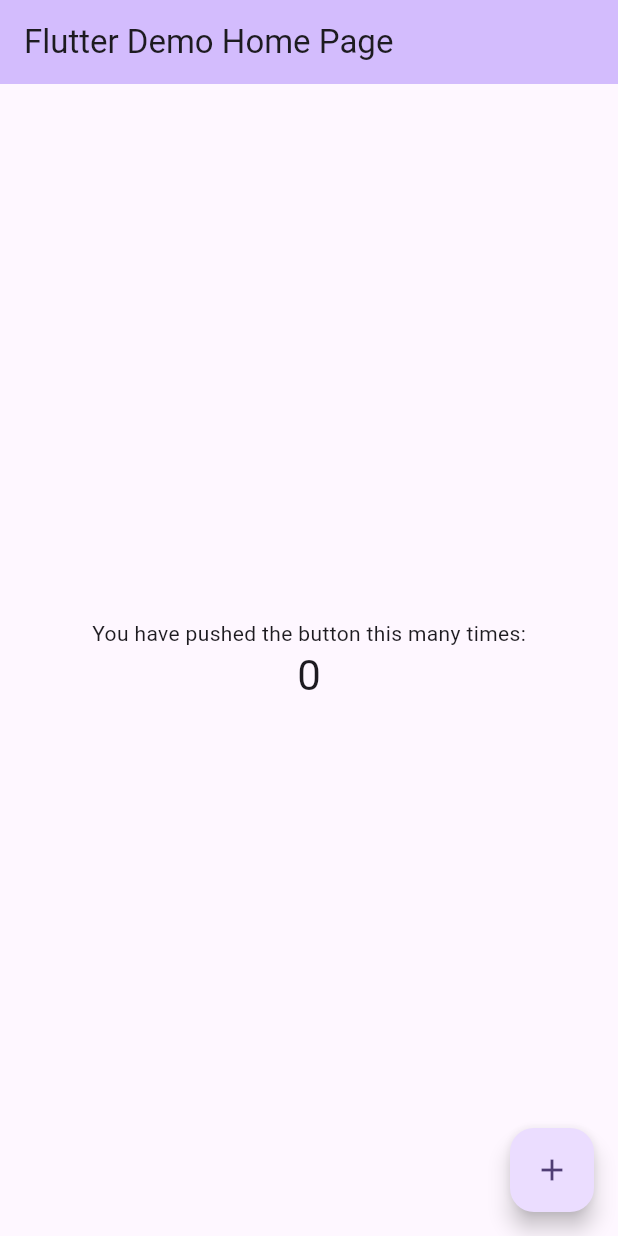
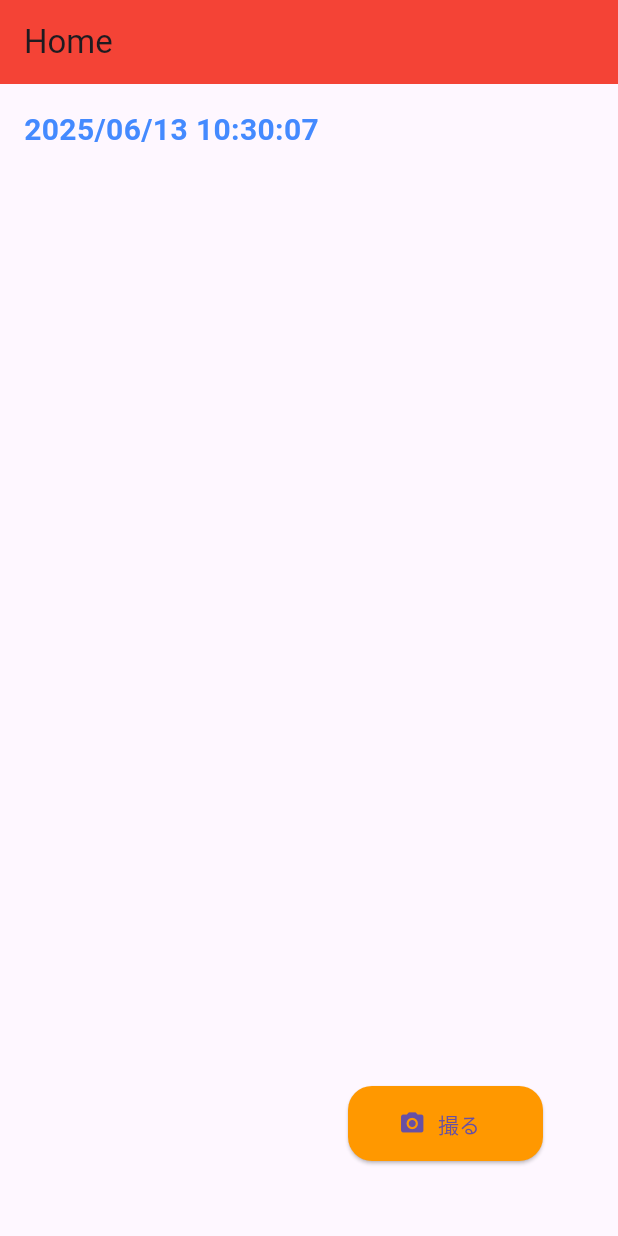
Before and after one commit to nasuu0612/1_cancel, a Flutter app: the screen it shows after launch, on a phone screen of 412 x 824 dp. Run offline on Flutter 3.47's test engine with Material 3 defaults, Android fonts, the phone set to English and light mode, and no system bars; our stand-ins replace go_router.

Commit message:
初期レイアウトを作成

```diff
--- a/draw_app/lib/main.dart
+++ b/draw_app/lib/main.dart
@@ -1,122 +1,34 @@
 import 'package:flutter/material.dart';
+import 'page1_home.dart';
+import 'page2_draw.dart';
+import 'page3_share.dart';
+import 'package:go_router/go_router.dart';
 
 void main() {
-  runApp(const MyApp());
+  final app = App();
+  runApp(app);
 }
 
-class MyApp extends StatelessWidget {
-  const MyApp({super.key});
+class App extends StatelessWidget {
+  App({super.key});
 
-  // This widget is the root of your application.
+  final router = GoRouter(
+    // パス (アプリが起動したとき)
+    initialLocation: '/a',
+    // パスと画面の組み合わせ
+    routes: [
+      GoRoute(path: '/a', builder: (context, state) => const PageA()),
+      GoRoute(path: '/b', builder: (context, state) => const PageB()),
+      GoRoute(path: '/c', builder: (context, state) => const PageC()),
+    ],
+  );
+
   @override
   Widget build(BuildContext context) {
-    return MaterialApp(
-      title: 'Flutter Demo',
-      theme: ThemeData(
-        // This is the theme of your application.
-        //
-        // TRY THIS: Try running your application with "flutter run". You'll see
-        // the application has a purple toolbar. Then, without quitting the app,
-        // try changing the seedColor in the colorScheme below to Colors.green
-        // and then invoke "hot reload" (save your changes or press the "hot
-        // reload" button in a Flutter-supported IDE, or press "r" if you used
-        // the command line to start the app).
-        //
-        // Notice that the counter didn't reset back to zero; the application
-        // state is not lost during the reload. To reset the state, use hot
-        // restart instead.
-        //
-        // This works for code too, not just values: Most code changes can be
-        // tested with just a hot reload.
-        colorScheme: ColorScheme.fromSeed(seedColor: Colors.deepPurple),
-      ),
-      home: const MyHomePage(title: 'Flutter Demo Home Page'),
+    return MaterialApp.router(
+      routeInformationProvider: router.routeInformationProvider,
+      routeInformationParser: router.routeInformationParser,
+      routerDelegate: router.routerDelegate,
     );
   }
 }
-
-class MyHomePage extends StatefulWidget {
-  const MyHomePage({super.key, required this.title});
-
-  // This widget is the home page of your application. It is stateful, meaning
-  // that it has a State object (defined below) that contains fields that affect
-  // how it looks.
-
-  // This class is the configuration for the state. It holds the values (in this
-  // case the title) provided by the parent (in this case the App widget) and
-  // used by the build method of the State. Fields in a Widget subclass are
-  // always marked "final".
-
-  final String title;
-
-  @override
-  State<MyHomePage> createState() => _MyHomePageState();
-}
-
-class _MyHomePageState extends State<MyHomePage> {
-  int _counter = 0;
-
-  void _incrementCounter() {
-    setState(() {
-      // This call to setState tells the Flutter framework that something has
-      // changed in this State, which causes it to rerun the build method below
-      // so that the display can reflect the updated values. If we changed
-      // _counter without calling setState(), then the build method would not be
-      // called again, and so nothing would appear to happen.
-      _counter++;
-    });
-  }
-
-  @override
-  Widget build(BuildContext context) {
-    // This method is rerun every time setState is called, for instance as done
-    // by the _incrementCounter method above.
-    //
-    // The Flutter framework has been optimized to make rerunning build methods
-    // fast, so that you can just rebuild anything that needs updating rather
-    // than having to individually change instances of widgets.
-    return Scaffold(
-      appBar: AppBar(
-        // TRY THIS: Try changing the color here to a specific color (to
-        // Colors.amber, perhaps?) and trigger a hot reload to see the AppBar
-        // change color while the other colors stay the same.
-        backgroundColor: Theme.of(context).colorScheme.inversePrimary,
-        // Here we take the value from the MyHomePage object that was created by
-        // the App.build method, and use it to set our appbar title.
-        title: Text(widget.title),
-      ),
-      body: Center(
-        // Center is a layout widget. It takes a single child and positions it
-        // in the middle of the parent.
-        child: Column(
-          // Column is also a layout widget. It takes a list of children and
-          // arranges them vertically. By default, it sizes itself to fit its
-          // children horizontally, and tries to be as tall as its parent.
-          //
-          // Column has various properties to control how it sizes itself and
-          // how it positions its children. Here we use mainAxisAlignment to
-          // center the children vertically; the main axis here is the vertical
-          // axis because Columns are vertical (the cross axis would be
-          // horizontal).
-          //
-          // TRY THIS: Invoke "debug painting" (choose the "Toggle Debug Paint"
-          // action in the IDE, or press "p" in the console), to see the
-          // wireframe for each widget.
-          mainAxisAlignment: MainAxisAlignment.center,
-          children: <Widget>[
-            const Text('You have pushed the button this many times:'),
-            Text(
-              '$_counter',
-              style: Theme.of(context).textTheme.headlineMedium,
-            ),
-          ],
-        ),
-      ),
-      floatingActionButton: FloatingActionButton(
-        onPressed: _incrementCounter,
-        tooltip: 'Increment',
-        child: const Icon(Icons.add),
-      ), // This trailing comma makes auto-formatting nicer for build methods.
-    );
-  }
-}
--- /dev/null
+++ b/draw_app/lib/page1_home.dart
@@ -0,0 +1,101 @@
+import 'dart:async';
+import 'package:flutter/material.dart';
+import 'package:go_router/go_router.dart';
+
+//
+// 画面 A
+//
+class PageA extends StatefulWidget {
+  const PageA({super.key});
+
+  @override
+  State<PageA> createState() => _PageAState();
+}
+
+class _PageAState extends State<PageA> {
+  late Timer _timer;
+  late DateTime _now;
+
+  @override
+  void initState() {
+    super.initState();
+    _now = DateTime.now();
+    // 1秒ごとに_nowを更新して再描画
+    _timer = Timer.periodic(const Duration(seconds: 1), (timer) {
+      setState(() {
+        _now = DateTime.now();
+      });
+    });
+  }
+
+  @override
+  void dispose() {
+    _timer.cancel(); // 画面を離れるときにタイマーを止める
+    super.dispose();
+  }
+
+  // 日付と時間をフォーマット
+  String get formattedDateTime {
+    final date =
+        "${_now.year}/${_now.month.toString().padLeft(2, '0')}/${_now.day.toString().padLeft(2, '0')}";
+    final time =
+        "${_now.hour.toString().padLeft(2, '0')}:${_now.minute.toString().padLeft(2, '0')}:${_now.second.toString().padLeft(2, '0')}";
+    return "$date $time";
+  }
+
+  // ボタンを押したとき画面Bへ進む
+  void push(BuildContext context) {
+    context.push('/b');
+  }
+
+  @override
+  Widget build(BuildContext context) {
+    final appBar = AppBar(
+      backgroundColor: Colors.red,
+      title: const Text('Home'),
+    );
+
+    final pushButton = ElevatedButton.icon(
+      onPressed: () => push(context),
+      icon: const Icon(Icons.photo_camera),
+      label: const Text('撮る'),
+      style: ElevatedButton.styleFrom(
+        backgroundColor: Colors.orange,
+        fixedSize: const Size(130, 50),
+        shape: RoundedRectangleBorder(borderRadius: BorderRadius.circular(16)),
+      ),
+    );
+
+    return Scaffold(
+      appBar: appBar,
+      body: Stack(
+        children: [
+          // 左上：リアルタイム時計
+          Align(
+            alignment: Alignment.topLeft,
+            child: Padding(
+              padding: const EdgeInsets.all(16.0),
+              child: Text(
+                formattedDateTime,
+                style: const TextStyle(
+                  fontSize: 20,
+                  fontWeight: FontWeight.bold,
+                  color: Colors.blueAccent,
+                ),
+              ),
+            ),
+          ),
+
+          // 右下：「撮る」ボタン
+          Align(
+            alignment: Alignment.bottomRight,
+            child: Padding(
+              padding: const EdgeInsets.all(50.0),
+              child: pushButton,
+            ),
+          ),
+        ],
+      ),
+    );
+  }
+}
--- a/draw_app/pubspec.yaml
+++ b/draw_app/pubspec.yaml
@@ -28,6 +28,8 @@ environment:
 # the latest version available on pub.dev. To see which dependencies have newer
 # versions available, run `flutter pub outdated`.
 dependencies:
+  go_router:
+  flutter_riverpod:
   flutter:
     sdk: flutter
 
```
Also changed, not shown: draw_app/lib/page2_draw.dart (added, +67 -0 lines), draw_app/lib/page3_share.dart (added, +70 -0 lines), draw_app/pubspec.lock.
